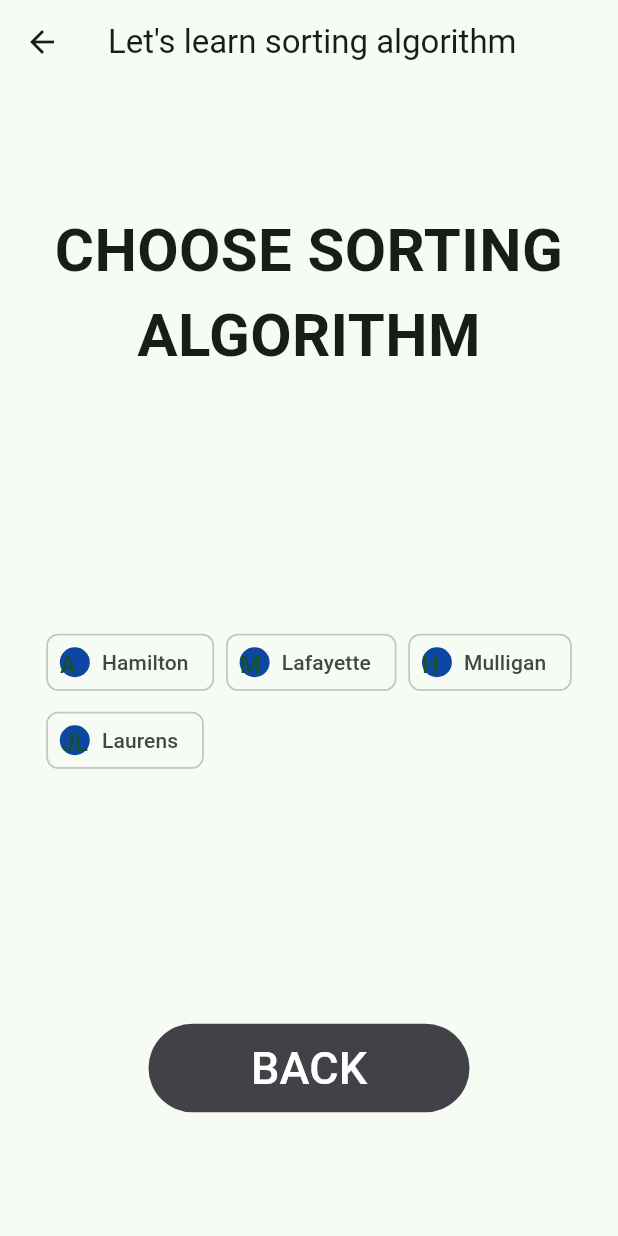
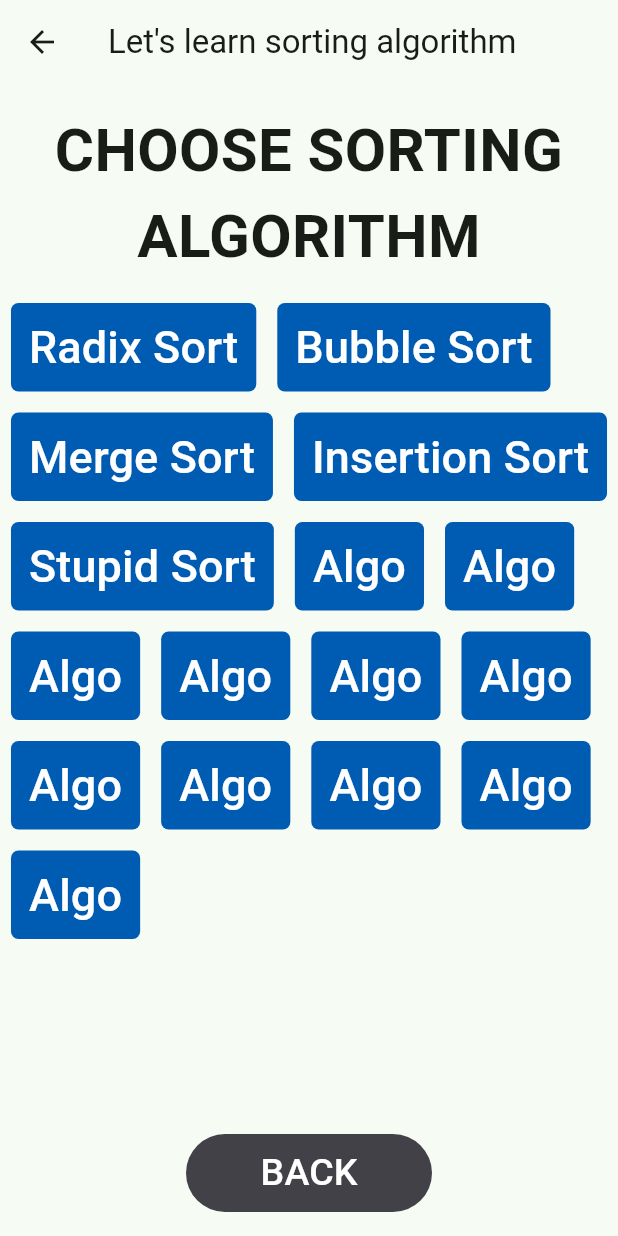
Before and after one commit to sipelepis/Hello_World, a Flutter app: the CL2HOME screen opened directly, on a phone screen of 412 x 824 dp. Run offline on Flutter 3.47's test engine with Material 3 defaults, Android fonts, the phone set to English and light mode, and no system bars.

Commit message:
New Changes

```diff
--- a/lib/Choose_L2.dart
+++ b/lib/Choose_L2.dart
@@ -10,17 +10,24 @@ class CL2HOME extends StatefulWidget {
 }
 
 class _CL2HOMEState extends State<CL2HOME> {
+
+  List<Postbtn> posts = [Postbtn("Radix Sort"), Postbtn("Bubble Sort"),Postbtn("Merge Sort"),Postbtn("Insertion Sort"),Postbtn("Stupid Sort"),Postbtn("Algo"),Postbtn("Algo"),Postbtn("Algo"),Postbtn("Algo"),Postbtn("Algo"),Postbtn("Algo"),Postbtn("Algo"),Postbtn("Algo"),Postbtn("Algo"),Postbtn("Algo"),Postbtn("Algo")];
+
   @override
   Widget build(BuildContext context) {
     return Scaffold(
       appBar: AppBar(title: Text("Let's learn sorting algorithm"),),
       body: Center(
         child: Column(
-          mainAxisAlignment: MainAxisAlignment.spaceAround,
+          mainAxisAlignment: MainAxisAlignment.spaceEvenly,
           children: <Widget>[
+            SizedBox(height: 16,),
             TextWidget(),
-            NormalWidget(),
+            SizedBox(height: 16,),
+            Expanded(child: ListBtn(this.posts),),
+            SizedBox(height: 8,),
             clickbtn(),
+            SizedBox(height: 16,),
           ],
         ),
       ),
@@ -35,7 +42,7 @@ class TextWidget extends StatelessWidget {
 
   @override
   Widget build(BuildContext context) {
-    return const Text(
+    return Text(
       "CHOOSE SORTING ALGORITHM",
       textAlign: TextAlign.center,
       style: TextStyle(fontSize: 40, fontWeight: FontWeight.bold),
@@ -43,113 +50,59 @@ class TextWidget extends StatelessWidget {
   }
 }
 
-class NormalWidget extends StatelessWidget {
-  const NormalWidget({super.key});
 
-  void click() {
-    // Navigator.push(
-    //     context, MaterialPageRoute(builder: (context) => StartPage()));
-  }
+class Postbtn {
+  String textlabel;
+
+  Postbtn(this.textlabel);
+}
+
+class ListBtn extends StatefulWidget {
+  final List<Postbtn> listItems;
+
+  ListBtn(this.listItems);
 
   @override
+  State<ListBtn> createState() => _ListBtnState();
+}
+
+class _ListBtnState extends State<ListBtn> {
+  @override
   Widget build(BuildContext context) {
-    var message = StringBuffer('Dart is fun');
-
-    for(var i = 0; i < 5; i++){
-      Chip(
-        avatar: CircleAvatar(backgroundColor: Colors.blue.shade900, child: Text('AH')),
-        label: Text('Hamilton'),
-      );
-    }
-
-    return new Wrap(
-  spacing: 8.0, // gap between adjacent chips
-  runSpacing: 4.0, // gap between lines
-  children: <Widget>[
-
-
-      Chip(
-        avatar: CircleAvatar(backgroundColor: Colors.blue.shade900, child: Text('AH')),
-        label: Text('Hamilton'),
-      ),
-      Chip(
-        avatar: CircleAvatar(backgroundColor: Colors.blue.shade900, child: Text('ML')),
-        label: Text('Lafayette'),
-      ),
-      Chip(
-        avatar: CircleAvatar(backgroundColor: Colors.blue.shade900, child: Text('HM')),
-        label: Text('Mulligan'),
-      ),
-      Chip(
-        avatar: CircleAvatar(backgroundColor: Colors.blue.shade900, child: Text('JL')),
-        label: Text('Laurens'),
-      ),
-  ],
-);
-
-
+    return SingleChildScrollView(
+      scrollDirection: Axis.vertical,
+        child: Wrap(
+          spacing: 14.0, // gap between adjacent chips
+          runSpacing: 14.0, // gap between lines
+          children: widget.listItems.map((post) {
+            return(
+              TextButton(
+                style: ButtonStyle(
+                  shape: MaterialStateProperty.all<OutlinedBorder>(
+                    RoundedRectangleBorder(
+                      borderRadius: BorderRadius.circular(5), // Set the border radius to zero
+                    ),
+                  ),
+                  backgroundColor:
+                      MaterialStateProperty.all<Color>(Color.fromARGB(255, 0, 92, 179)),
+                  foregroundColor: MaterialStateProperty.all<Color>(
+                      const Color.fromARGB(255, 255, 255, 255)),
+                ),
+                onPressed: () {},
+                child: Expanded(
+                  child: Text(
+                    post.textlabel,
+                    style: TextStyle(fontSize: 30),
+                  ),
+                ),
+                // Text('START', style: TextStyle(fontSize: 30),),
+              )
+            );
+          }).toList(),
+        ),
+    );
   }
 }
-
-
-
-
-// class ListBtn extends StatefulWidget {
-//   const ListBtn({super.key});
-
-//   @override
-//   State<ListBtn> createState() => _ListBtnState();
-// }
-
-// class _ListBtnState extends State<ListBtn> {
-//   @override
-//   Widget build(BuildContext context) {
-//     return ListView.builder(
-//       // itemCount: this.widget.listItems.length,
-//       itemBuilder: (context, index) {
-//         var post = this.widget.listItems[index];
-
-
-//        return TextButton(
-//       style: ButtonStyle(
-//         backgroundColor:
-//             MaterialStateProperty.all<Color>(Color.fromARGB(255, 65, 65, 71)),
-//         foregroundColor: MaterialStateProperty.all<Color>(
-//             const Color.fromARGB(255, 255, 255, 255)),
-//       ),
-//       onPressed: ,
-//       child: Container(
-//         child: Text(
-//           'BACK',
-//           style: TextStyle(fontSize: 30),
-//         ),
-//         width: 190,
-//         padding: EdgeInsets.symmetric(horizontal: 16),
-//         alignment: Alignment.center,
-//       ),
-//       // Text('START', style: TextStyle(fontSize: 30),),
-//     );
-//       },
-//     );
-//   }
-// }
-
-
-
-
-
-
-
-
-
-
-
-
-
-
-
-
-
 
 
 
@@ -184,9 +137,9 @@ class _clickbtnState extends State<clickbtn> {
       child: Container(
         child: Text(
           'BACK',
-          style: TextStyle(fontSize: 30),
+          style: TextStyle(fontSize: 25),
         ),
-        width: 190,
+        width: 140,
         padding: EdgeInsets.symmetric(horizontal: 16),
         alignment: Alignment.center,
       ),
--- /dev/null
+++ b/lib/Error_files/Choose_L2.dart
@@ -0,0 +1,255 @@
+import 'package:flutter/material.dart';
+
+
+
+class CL2HOME extends StatefulWidget {
+  const CL2HOME({super.key});
+
+  @override
+  State<CL2HOME> createState() => _CL2HOMEState();
+}
+
+class _CL2HOMEState extends State<CL2HOME> {
+
+  List<Postbtn> posts = [Postbtn("Radix"), Postbtn("Algo"),Postbtn("Algo"),Postbtn("Algo"),Postbtn("Algo"),Postbtn("Algo"),Postbtn("Algo"),Postbtn("Algo"),Postbtn("Algo"),Postbtn("Algo"),Postbtn("Algo"),Postbtn("Algo"),Postbtn("Algo"),Postbtn("Algo"),Postbtn("Algo"),Postbtn("Algo"),Postbtn("Algo"),Postbtn("Algo"),Postbtn("Algo"),Postbtn("Algo"),Postbtn("Algo"),Postbtn("Algo"),Postbtn("Algo")];
+
+  @override
+  Widget build(BuildContext context) {
+    return Scaffold(
+      appBar: AppBar(title: Text("Let's learn sorting algorithm"),),
+      body: Center(
+        child: Column(
+          mainAxisAlignment: MainAxisAlignment.spaceEvenly,
+          children: <Widget>[
+            SizedBox(height: 36,),
+            TextWidget(),
+            SizedBox(height: 26,),
+            Expanded(child: ListBtn(this.posts),),
+            clickbtn(),
+            SizedBox(height: 16,),
+          ],
+        ),
+      ),
+      // body: Column(children: <Widget>[
+      // Expanded(child: ListBtn(this.posts)),
+      //   clickbtn()
+      // ],)
+    );
+  }
+}
+
+/////////////////////////////// BODY
+
+class TextWidget extends StatelessWidget {
+  const TextWidget({super.key});
+
+  @override
+  Widget build(BuildContext context) {
+    return Text(
+      "CHOOSE SORTING ALGORITHM",
+      textAlign: TextAlign.center,
+      style: TextStyle(fontSize: 40, fontWeight: FontWeight.bold),
+    );
+  }
+}
+
+// class NormalWidget extends StatelessWidget {
+//   const NormalWidget({super.key});
+
+//   void click() {
+//   }
+
+//   @override
+//   Widget build(BuildContext context) {
+//     final count = 0;
+
+//     // for(var i = 0; i < 5; i++){
+//     //   return Chip(
+//     //     avatar: CircleAvatar(backgroundColor: Colors.blue.shade900, child: Text('AH')),
+//     //     label: Text('JOSHUATANG'),
+
+//     //   );
+//     // }
+
+//     return Wrap(
+//   spacing: 8.0, // gap between adjacent chips
+//   runSpacing: 4.0, // gap between lines
+//   children: <Widget>[
+
+
+//       Chip(
+//         avatar: CircleAvatar(backgroundColor: Colors.blue.shade900, child: Text('AH')),
+//         label: Text('Hamilton'),
+//       ),
+//       Chip(
+//         avatar: CircleAvatar(backgroundColor: Colors.blue.shade900, child: Text('ML')),
+//         label: Text('Lafayette'),
+//       ),
+//       Chip(
+//         avatar: CircleAvatar(backgroundColor: Colors.blue.shade900, child: Text('HM')),
+//         label: Text('Mulligan'),
+//       ),
+//       Chip(
+//         avatar: CircleAvatar(backgroundColor: Colors.blue.shade900, child: Text('JL')),
+//         label: Text('Laurens'),
+//       ),
+//   ],
+// );
+
+
+//   }
+// }
+
+
+class Postbtn {
+  String textlabel;
+
+  Postbtn(this.textlabel);
+}
+
+
+
+
+// class ListBtn extends StatefulWidget {
+//   // const ListBtn({super.key});
+
+//   final List<Postbtn> listItems;
+
+//   ListBtn(this.listItems);
+
+//   @override
+//   State<ListBtn> createState() => _ListBtnState();
+// }
+
+// class _ListBtnState extends State<ListBtn> {
+
+//   @override
+//   Widget build(BuildContext context) {
+//     return ListView.builder(
+//       itemCount: this.widget.listItems.length,
+//       itemBuilder: (context, index) {
+//         var post = this.widget.listItems[index];
+//             return Wrap(
+
+//               spacing: 8.0, // gap between adjacent chips
+//               runSpacing: 4.0, // gap between lines
+//               children: <Widget>[
+//                   Chip(
+//                     avatar: CircleAvatar(backgroundColor: Colors.blue.shade900, child: Text('AH')),
+//                     label: Text(post.textlabel),
+//                   ),
+//               ],
+//             );
+
+
+//         // return Card(
+//         //   child:
+//         //     Row(children: <Widget>[
+//         //       Row(children: <Widget>[
+//         //         Container(
+//         //             child: Text(post.textlabel,
+//         //             style: TextStyle(fontSize: 20)),
+//         //             padding: EdgeInsets.fromLTRB(0, 0, 10, 0),
+//         //         ),
+//         //         IconButton(
+//         //           icon: Icon(Icons.thumb_up),
+//         //           onPressed:() {},
+//         //         )],)
+//         //       ]
+//         //   ));
+//       },
+//     );
+//   }
+// }
+
+
+
+class ListBtn extends StatefulWidget {
+  final List<Postbtn> listItems;
+
+  ListBtn(this.listItems);
+
+  @override
+  State<ListBtn> createState() => _ListBtnState();
+}
+
+class _ListBtnState extends State<ListBtn> {
+  @override
+  Widget build(BuildContext context) {
+    return SingleChildScrollView(
+      scrollDirection: Axis.vertical,
+    child: Wrap(
+      spacing: 8.0, // gap between adjacent chips
+      runSpacing: 4.0, // gap between lines
+      children: widget.listItems.map((post) {
+        // return Chip(
+        //   avatar: CircleAvatar(backgroundColor: Colors.blue.shade900, child: Text('AH')),
+        //   label: Text(post.textlabel),
+        // );
+        return(
+          TextButton(
+            style: ButtonStyle(
+              backgroundColor:
+                  MaterialStateProperty.all<Color>(Color.fromARGB(255, 0, 92, 179)),
+              foregroundColor: MaterialStateProperty.all<Color>(
+                  const Color.fromARGB(255, 255, 255, 255)),
+            ),
+            onPressed: () {},
+            child: Expanded(
+              child: Text(
+                post.textlabel,
+                style: TextStyle(fontSize: 17),
+              ),
+            ),
+            // Text('START', style: TextStyle(fontSize: 30),),
+          )
+        );
+      }).toList(),
+    ),
+    );
+  }
+}
+
+
+
+
+
+
+
+
+class clickbtn extends StatefulWidget {
+  const clickbtn({super.key});
+
+  @override
+  State<clickbtn> createState() => _clickbtnState();
+}
+
+class _clickbtnState extends State<clickbtn> {
+  void click() {
+    // Navigator.push(
+    //     context, MaterialPageRoute(builder: (context) => StartPage()));
+  }
+
+  @override
+  Widget build(BuildContext context) {
+    return TextButton(
+      style: ButtonStyle(
+        backgroundColor:
+            MaterialStateProperty.all<Color>(Color.fromARGB(255, 65, 65, 71)),
+        foregroundColor: MaterialStateProperty.all<Color>(
+            const Color.fromARGB(255, 255, 255, 255)),
+      ),
+      onPressed: this.click,
+      child: Container(
+        child: Text(
+          'BACK',
+          style: TextStyle(fontSize: 30),
+        ),
+        width: 190,
+        padding: EdgeInsets.symmetric(horizontal: 16),
+        alignment: Alignment.center,
+      ),
+      // Text('START', style: TextStyle(fontSize: 30),),
+    );
+  }
+}
```
